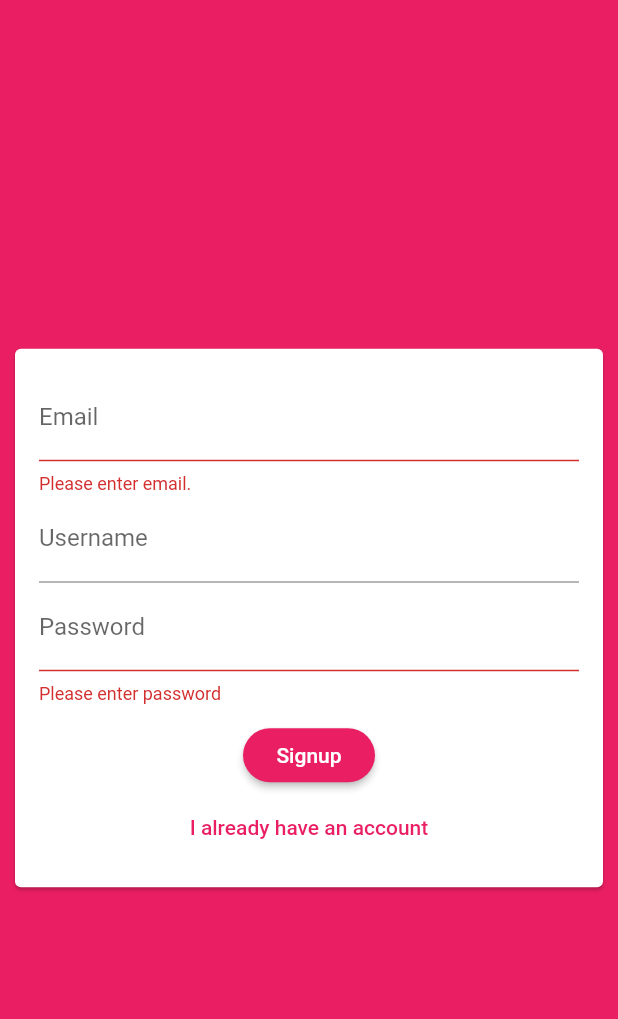
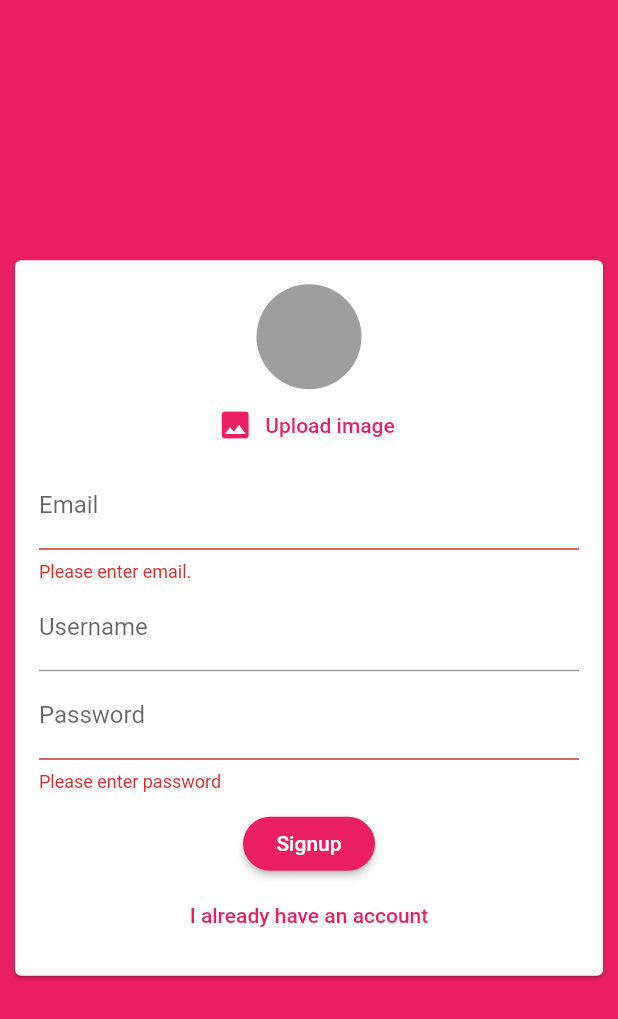
Before and after one commit to rehan-sattar/chitchat_flutter, a Flutter app: the screen it shows after launch, after a tap on "Login", after a tap on "Create New Account", on a phone screen of 412 x 824 dp. Shown: the top 1019 px of the screen. Run offline on Flutter 3.47's test engine with Material 2 defaults, Android fonts, the phone set to English and light mode, and no system bars; our stand-ins replace cloud_firestore, firebase_auth, image_picker; accounts and stored records are empty.

Commit message:
📦 NEW: pick image from user camera and save in state

```diff
--- a/lib/widgets/auth/auth_form.dart
+++ b/lib/widgets/auth/auth_form.dart
@@ -1,3 +1,4 @@
+import 'package:chat_app/widgets/pickers/user_imagge_pickers.dart';
 import 'package:flutter/material.dart';
 
 class AuthForm extends StatefulWidget {
@@ -48,6 +49,7 @@ class _AuthFormState extends State<AuthForm> {
               child: Column(
                 mainAxisSize: MainAxisSize.min,
                 children: <Widget>[
+                  if (!_isLogin) UserImagePicker(),
                   TextFormField(
                     key: ValueKey('email'),
                     keyboardType: TextInputType.emailAddress,
--- /dev/null
+++ b/lib/widgets/pickers/user_imagge_pickers.dart
@@ -0,0 +1,44 @@
+import 'dart:io';
+
+import 'package:flutter/material.dart';
+
+import 'package:image_picker/image_picker.dart';
+
+class UserImagePicker extends StatefulWidget {
+  UserImagePicker({Key key}) : super(key: key);
+
+  @override
+  _UserImagePickerState createState() => _UserImagePickerState();
+}
+
+class _UserImagePickerState extends State<UserImagePicker> {
+  File _pickedImage;
+
+  void _pickImage() async {
+    final pickedImageFile =
+        await ImagePicker.pickImage(source: ImageSource.camera);
+    setState(() {
+      _pickedImage = pickedImageFile;
+    });
+  }
+
+  @override
+  Widget build(BuildContext context) {
+    return Column(
+      children: <Widget>[
+        CircleAvatar(
+          radius: 35,
+          backgroundColor: Colors.grey,
+          backgroundImage:
+              _pickedImage != null ? FileImage(_pickedImage) : null,
+        ),
+        FlatButton.icon(
+          onPressed: _pickImage,
+          icon: Icon(Icons.image),
+          label: Text('Upload image'),
+          textColor: Theme.of(context).primaryColor,
+        ),
+      ],
+    );
+  }
+}
--- a/pubspec.yaml
+++ b/pubspec.yaml
@@ -29,6 +29,7 @@ dependencies:
   cupertino_icons: ^0.1.3
   cloud_firestore: ^0.13.5
   firebase_auth: ^0.16.0
+  image_picker: ^0.6.6+5
 
 dev_dependencies:
   flutter_test:
```
Also changed, not shown: pubspec.lock.
